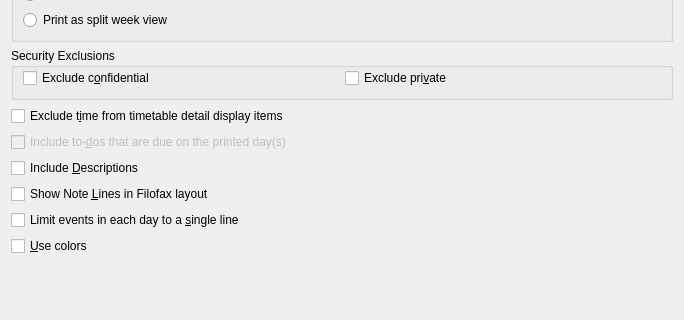
KDE/korganizer, file printing/calprintweekconfig_base.ui: the form before one commit; both pictures show x 0 to 684 and y 183 to 503 of the 684 by 503 pixel window.
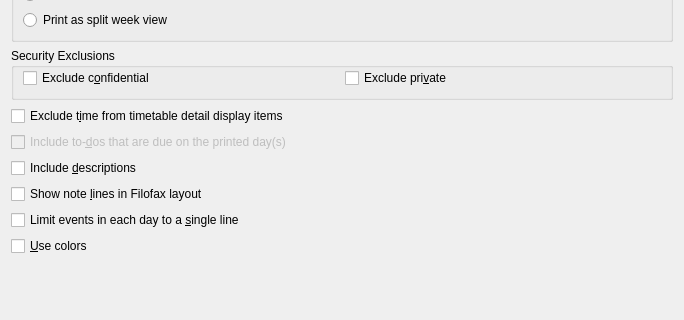
The form after the commit. Custom widgets are drawn as their Qt base class.

The edit to the form file:
```diff
--- a/printing/calprintweekconfig_base.ui
+++ b/printing/calprintweekconfig_base.ui
@@ -312,7 +312,7 @@
       <string>Check this option to include the more detailed description for each event.</string>
      </property>
      <property name="text" >
-      <string>Include &amp;Descriptions</string>
+      <string>Include &amp;descriptions</string>
      </property>
     </widget>
    </item>
@@ -322,7 +322,7 @@
       <string>Check this option to draw note lines.</string>
      </property>
      <property name="text" >
-      <string>Show Note &amp;Lines in Filofax layout</string>
+      <string>Show note &amp;lines in Filofax layout</string>
      </property>
     </widget>
    </item>
```
